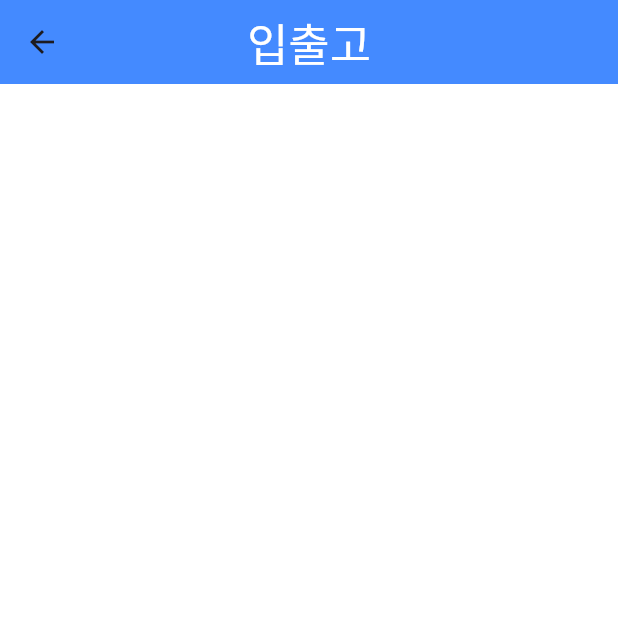
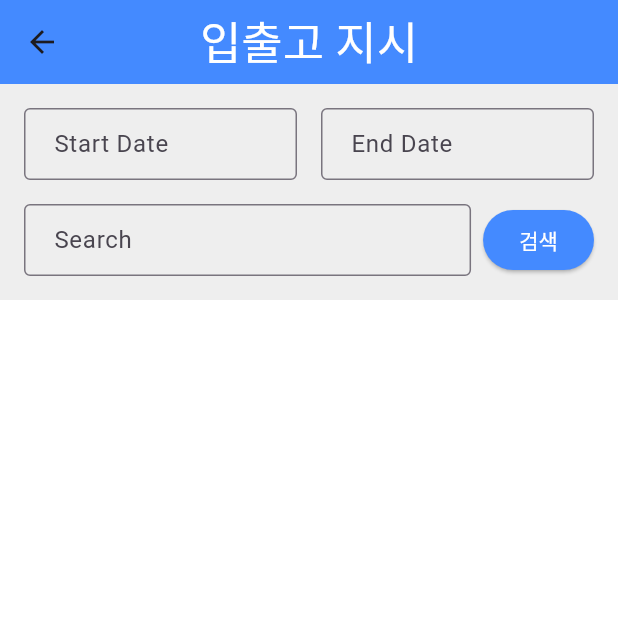
Before and after one commit to vosw1/the-boxes-app, a Flutter app: the InOutInstructionPage screen opened by its route, on a phone screen of 412 x 824 dp, the top half of it. Run offline on Flutter 3.47's test engine with Material 3 defaults, Android fonts, the phone set to English and light mode, and no system bars; our stand-ins replace dio, flutter_riverpod, flutter_secure_storage, logger; accounts and stored records are empty.

Commit message:
inoutinstruction 페이지 기본 디자인

```diff
--- /dev/null
+++ b/lib/page/in_out_industruction_page/components/in_out_instruction_body.dart
@@ -0,0 +1,86 @@
+import 'package:flutter/material.dart';
+import 'package:the_boxes/_core/constants/size.dart';
+
+class InOutInstructionBody extends StatelessWidget {
+  const InOutInstructionBody({super.key});
+
+  @override
+  Widget build(BuildContext context) {
+    return Column(
+      crossAxisAlignment: CrossAxisAlignment.start,
+      children: [
+        // Top section: Date fields and search bar
+        Container(
+          color: Colors.grey[200], // Background color for date fields and search bar
+          child: Padding(
+            padding: const EdgeInsets.all(sm_gap), // Padding for the date fields and search bar
+            child: Column(
+              crossAxisAlignment: CrossAxisAlignment.start,
+              children: [
+                // Date fields
+                Row(
+                  mainAxisAlignment: MainAxisAlignment.spaceBetween,
+                  children: [
+                    Expanded(
+                      child: TextField(
+                        decoration: InputDecoration(
+                          labelText: 'Start Date',
+                          border: OutlineInputBorder(),
+                          contentPadding: EdgeInsets.symmetric(horizontal:sm_gap),
+                        ),
+                      ),
+                    ),
+                    SizedBox(width: 16.0), // Space between the date fields
+                    Expanded(
+                      child: TextField(
+                        decoration: InputDecoration(
+                          labelText: 'End Date',
+                          border: OutlineInputBorder(),
+                          contentPadding: EdgeInsets.symmetric(horizontal: sm_gap),
+                        ),
+                      ),
+                    ),
+                  ],
+                ),
+                SizedBox(height: 16.0), // Space between the date fields and the search bar
+
+                // Search bar and button
+                Row(
+                  children: [
+                    Expanded(
+                      child: TextField(
+                        decoration: InputDecoration(
+                          labelText: 'Search',
+                          border: OutlineInputBorder(),
+                          contentPadding: EdgeInsets.symmetric(horizontal: sm_gap),
+                        ),
+                      ),
+                    ),
+                    SizedBox(width: 8.0), // Space between search bar and button
+                    ElevatedButton(
+                      onPressed: () {
+                        // Define search action
+                      },
+                      style: ElevatedButton.styleFrom(
+                        foregroundColor: Colors.white, backgroundColor: Colors.blueAccent, // Text color
+                      ),
+                      child: Text('검색'),
+                    ),
+                  ],
+                ),
+              ],
+            ),
+          ),
+        ),
+        SizedBox(height: sm_gap), // Space between the date/search section and the result section
+
+        // Bottom section: Empty space with white background
+        Expanded(
+          child: Container(
+            color: Colors.white, // Background color for the results section
+          ),
+        ),
+      ],
+    );
+  }
+}
--- a/lib/page/in_out_industruction_page/in_out_industruction_page.dart
+++ b/lib/page/in_out_industruction_page/in_out_industruction_page.dart
@@ -1,5 +1,7 @@
 import 'package:flutter/material.dart';
 import 'package:the_boxes/page/home/components/custom_app_bar.dart';
+
+import 'components/in_out_instruction_body.dart';
 
 class InOutInstructionPage extends StatelessWidget {
   const InOutInstructionPage({super.key});
@@ -7,7 +9,8 @@ class InOutInstructionPage extends StatelessWidget {
   @override
   Widget build(BuildContext context) {
     return Scaffold(
-      appBar: CustomAppBar(title: '입출고'),
+      appBar: CustomAppBar(title: '입출고 지시'),
+      body: InOutInstructionBody(),
     );
   }
 }
```
